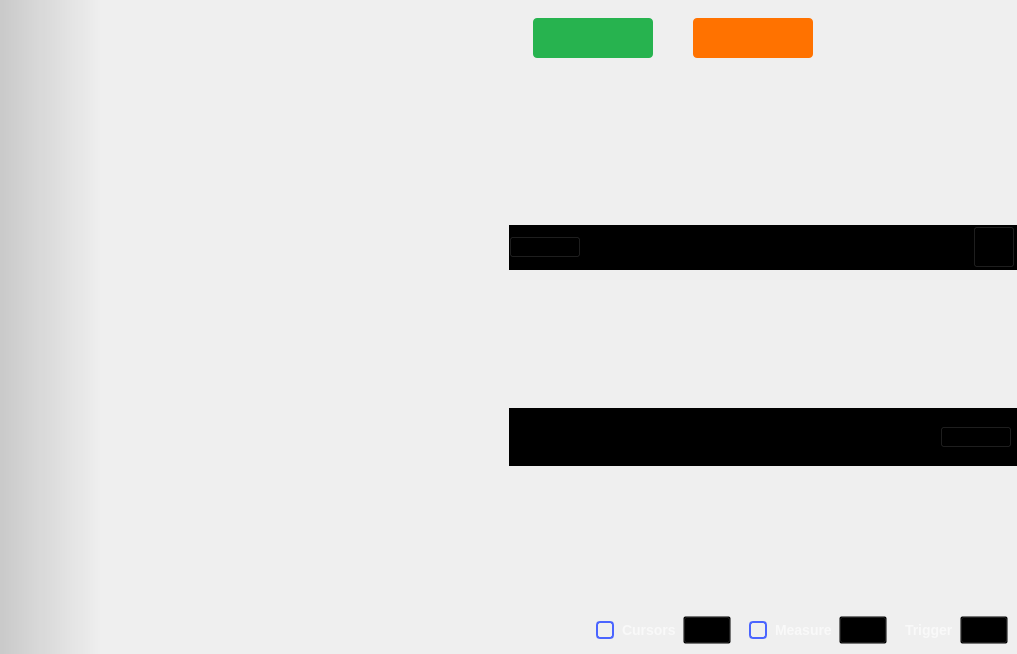
Qt form ui/oscilloscope.ui (analogdevicesinc/scopy) before a commit.
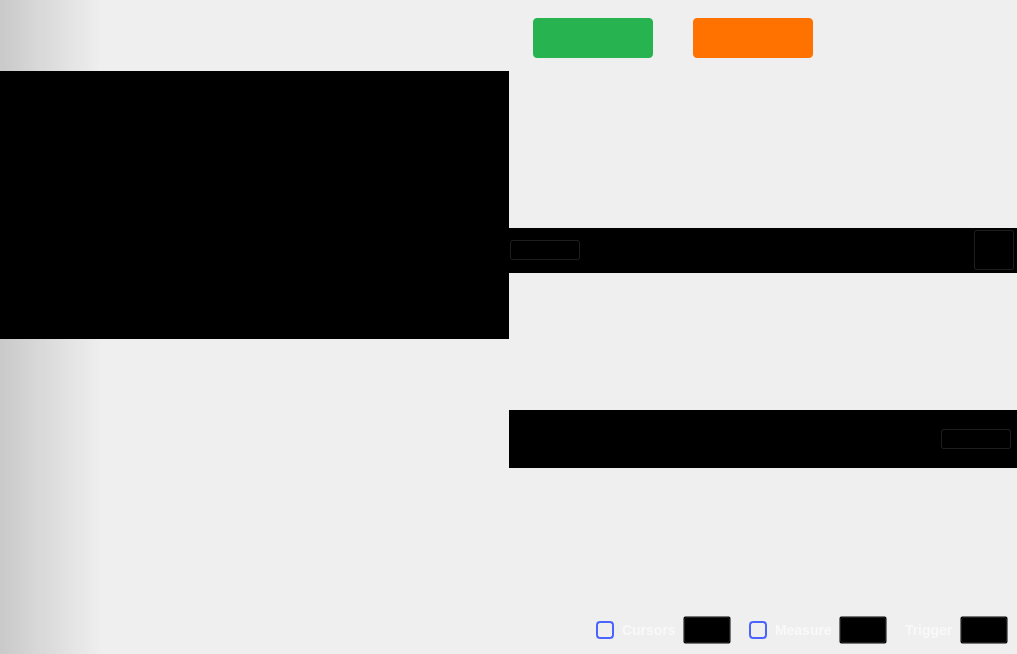
The same form after that commit. Icons and pictures are not drawn. Custom widgets are drawn as their Qt base class.

Diff of the .ui file:
```diff
--- a/ui/oscilloscope.ui
+++ b/ui/oscilloscope.ui
@@ -70,7 +70,7 @@
          <number>40</number>
         </property>
         <property name="bottomMargin">
-         <number>5</number>
+         <number>9</number>
         </property>
         <item>
          <spacer name="horizontalSpacer_7">
@@ -308,6 +308,10 @@
         <item>
          <layout class="QVBoxLayout" name="plot_and_buffPreviewer">
           <item>
+           <widget class="QWidget" name="hLayoutBufferPreview" native="true">
+            <property name="styleSheet">
+             <string notr="true">background-color:black;</string>
+            </property>
            <layout class="QHBoxLayout" name="hLayout_buffPreview">
             <property name="spacing">
              <number>0</number>
@@ -346,6 +350,7 @@
              </spacer>
             </item>
            </layout>
+           </widget>
           </item>
           <item>
            <widget class="QWidget" name="widgetPlotContainer" native="true">
@@ -976,11 +981,6 @@
   </action>
  </widget>
  <customwidgets>
-  <customwidget>
-   <class>adiscope::CustomPushButton</class>
-   <extends>QPushButton</extends>
-   <header>customPushButton.hpp</header>
-  </customwidget>
   <customwidget>
    <class>adiscope::DetachDragZone</class>
    <extends>QWidget</extends>
@@ -993,6 +993,11 @@
    <header>menu_anim.hpp</header>
    <container>1</container>
   </customwidget>
+  <customwidget>
+   <class>adiscope::CustomPushButton</class>
+   <extends>QPushButton</extends>
+   <header>customPushButton.hpp</header>
+  </customwidget>
  </customwidgets>
  <resources>
   <include location="../resources/resources.qrc"/>
```
Lines whose indentation alone changed are shown as unchanged.
